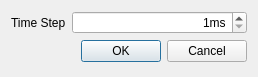
This is src/window/playback/PlaybackTimeStepDialog.ui in usnistgov/NetSimulyzer as Qt 5 draws it before an edit. The edited form follows.
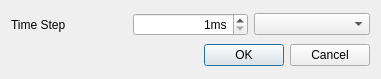
This is the edited form.

```diff
--- a/src/window/playback/PlaybackTimeStepDialog.ui
+++ b/src/window/playback/PlaybackTimeStepDialog.ui
@@ -6,16 +6,22 @@
    <rect>
     <x>0</x>
     <y>0</y>
-    <width>258</width>
-    <height>77</height>
+    <width>381</width>
+    <height>79</height>
    </rect>
   </property>
   <property name="windowTitle">
    <string>Set TimeStep</string>
   </property>
-  <layout class="QFormLayout" name="formLayout">
+  <layout class="QGridLayout" name="gridLayout">
    <item row="0" column="0">
     <widget class="QLabel" name="labelTImeStep">
+     <property name="sizePolicy">
+      <sizepolicy hsizetype="Preferred" vsizetype="Preferred">
+       <horstretch>0</horstretch>
+       <verstretch>0</verstretch>
+      </sizepolicy>
+     </property>
      <property name="text">
       <string>Time Step</string>
      </property>
@@ -37,7 +43,10 @@
      </property>
     </widget>
    </item>
-   <item row="1" column="1">
+   <item row="0" column="2">
+    <widget class="QComboBox" name="comboUnit"/>
+   </item>
+   <item row="1" column="1" colspan="2">
     <widget class="QDialogButtonBox" name="buttonBox">
      <property name="standardButtons">
       <set>QDialogButtonBox::Cancel|QDialogButtonBox::Ok</set>
```
